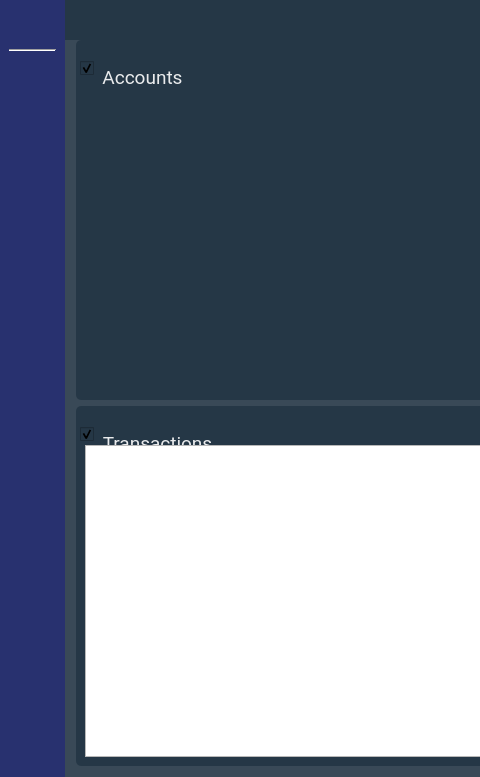
Above: skeletons/MainWindow.ui from opierre/Budgetter before the change; both pictures show x 0 to 480 and y 0 to 777 of the 1135 by 777 pixel window. Below: the same form after it.
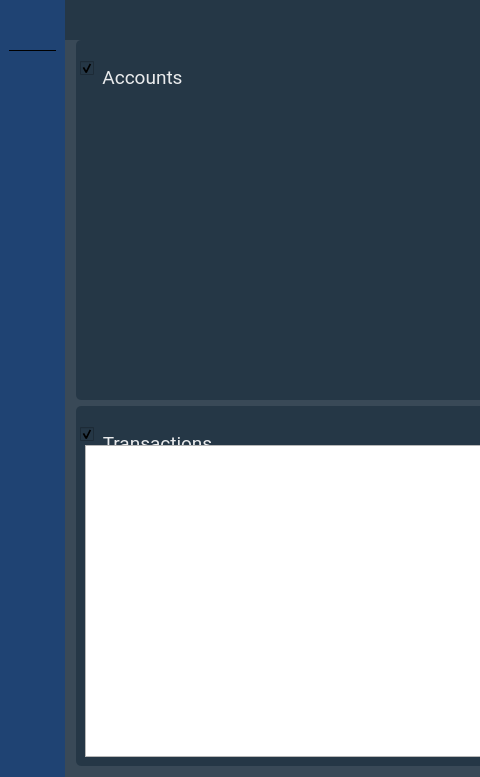
That is the form after the change. Icons and pictures are not drawn. Custom widgets are drawn as their Qt base class.

```diff
--- a/skeletons/MainWindow.ui
+++ b/skeletons/MainWindow.ui
@@ -278,7 +278,7 @@
 }
 
 QFrame#navigation {
-	background-color: rgba(36, 42, 117, 200);
+	background-color: #1F4373;
 	margin-bottom: 0px;
 	margin-top: 0px;
 	border-style: none;
@@ -293,6 +293,26 @@
     padding: 3px 3px;
     color: white;
 }
+
+QPushButton#pushButtonHome:hover, QPushButton#pushButtonManage:hover, 
+QPushButton#pushButtonAnalytics:hover {
+    background-color: transparent;
+    border-style: none;
+    padding: 3px 3px;
+	color: rgba(255, 255, 255, 128);
+}
+
+QPushButton#pushButtonHome:pressed, QPushButton#pushButtonManage:pressed, 
+QPushButton#pushButtonAnalytics:pressed {
+    background-color: transparent;
+    border-style: none;
+    padding: 3px 3px;
+	color: rgba(255, 255, 255, 35);
+}
+
+QFrame[frameShape=&quot;4&quot;] {
+	color: rgba(128, 128, 128, 128);
+}
 </string>
   </property>
   <layout class="QGridLayout" name="gridLayout">
@@ -572,6 +592,15 @@
              <verstretch>0</verstretch>
             </sizepolicy>
            </property>
+           <property name="frameShadow">
+            <enum>QFrame::Plain</enum>
+           </property>
+           <property name="lineWidth">
+            <number>0</number>
+           </property>
+           <property name="midLineWidth">
+            <number>3</number>
+           </property>
            <property name="orientation">
             <enum>Qt::Horizontal</enum>
            </property>
@@ -583,7 +612,7 @@
             <number>20</number>
            </property>
            <property name="topMargin">
-            <number>10</number>
+            <number>15</number>
            </property>
            <item>
             <layout class="QHBoxLayout" name="horizontalLayout_6">
@@ -623,6 +652,9 @@
                <property name="checkable">
                 <bool>true</bool>
                </property>
+               <property name="checked">
+                <bool>true</bool>
+               </property>
               </widget>
              </item>
              <item>
```
Left out of the diff: 8 changed lines with no effect on the pictures.
